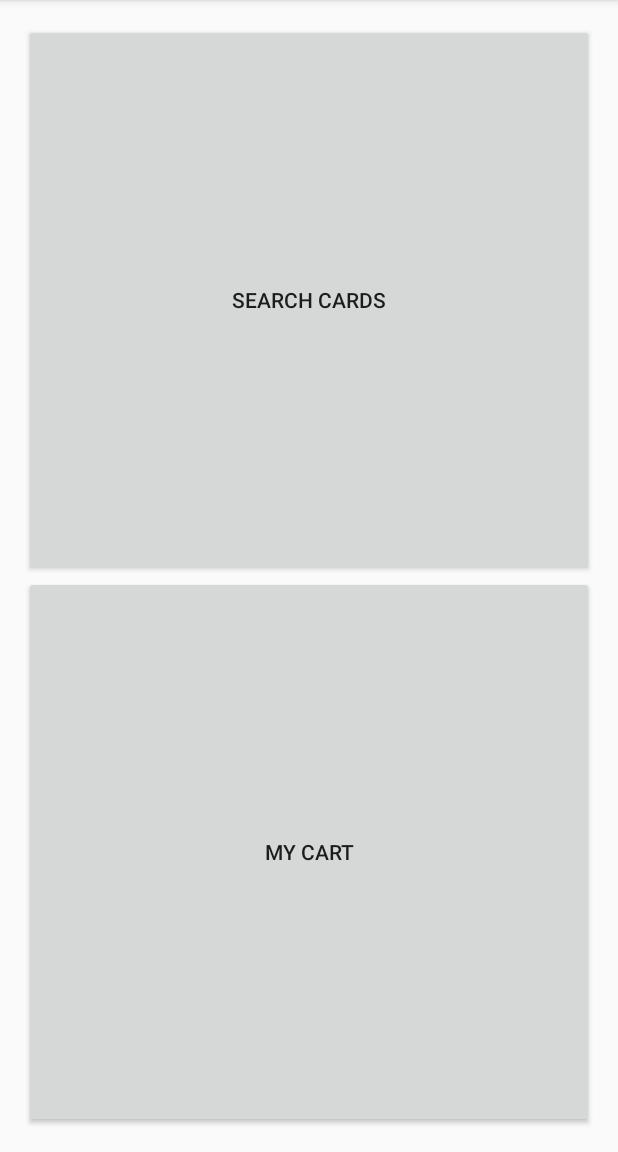
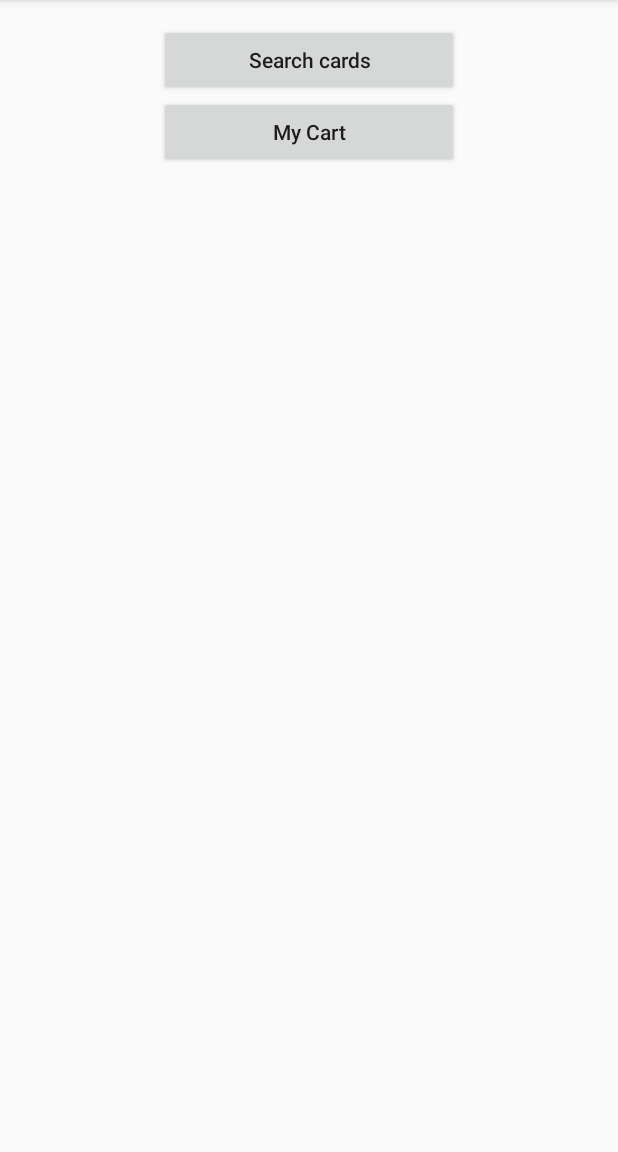
Before and after one commit to pasfrag/yugiohcart, an Android app: the screen it shows after launch (MainActivity), on a phone screen of 412 x 824 dp, the part 84-1236 px from its top. Run offline under Robolectric (Android 15) with nearby library versions, the phone set to English and light mode, and no system bars.

Commit message:
Retry button on main page, card's text fixed

```diff
--- a/app/src/main/res/layout/activity_main.xml
+++ b/app/src/main/res/layout/activity_main.xml
@@ -21,21 +21,34 @@
 
     <Button
         android:id="@+id/search_card_button"
-        android:layout_width="match_parent"
-        android:layout_height="0dp"
-        android:layout_weight="1"
+        android:layout_width="200dp"
+        android:layout_height="wrap_content"
         android:text="@string/card_search"
         android:onClick="onClickSearchCardButton"
-        android:visibility="gone"/>
+        android:layout_gravity="center_horizontal|center_vertical"
+        android:visibility="gone"
+        android:textAllCaps="false"/>
 
     <Button
         android:id="@+id/my_cart_button"
-        android:layout_width="match_parent"
-        android:layout_height="0dp"
-        android:layout_weight="1"
+        android:layout_width="200dp"
+        android:layout_height="wrap_content"
         android:onClick="onClickMyCartButton"
+        android:layout_gravity="center_horizontal|center_vertical"
         android:text="@string/my_cart"
-        android:visibility="gone"/>
+        android:visibility="gone"
+        android:textAllCaps="false"/>
+
+    <Button
+
+        android:id="@+id/retry_main_btn"
+        android:layout_width="wrap_content"
+        android:layout_height="wrap_content"
+        android:visibility="gone"
+        android:layout_gravity="center_horizontal|center_vertical"
+        android:text="Retry"
+        android:textAllCaps="false"
+        android:onClick="retryPopulatingDB"/>
 
 
 
--- a/app/src/main/res/values/colors.xml
+++ b/app/src/main/res/values/colors.xml
@@ -2,5 +2,5 @@
 <resources>
   <color name="colorPrimary">#3f51b5</color>
   <color name="colorPrimaryDark">#303F9F</color>
-  <color name="colorAccent">#FF4081</color>
+  <color name="colorAccent">#4040ff</color>
 </resources>
```
Also changed, not shown: app/src/main/java/com/example/pasca/yugiohcart/CardDetailsFragment.java (+9 -2 lines), app/src/main/java/com/example/pasca/yugiohcart/MainActivity.java (+15 -20 lines).
